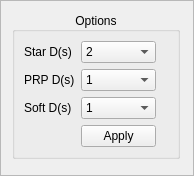
The window that ui/optionsframe.ui (eshenhu/QtDemo) describes before a commit, drawn with Qt 5.
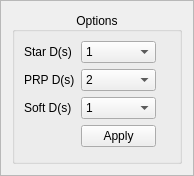
The same window after the commit.

Commit message: [imp] ui impro

Patch:
```diff
--- a/ui/optionsframe.ui
+++ b/ui/optionsframe.ui
@@ -31,8 +31,8 @@
   <property name="frameShadow">
    <enum>QFrame::Raised</enum>
   </property>
-  <layout class="QGridLayout" name="gridLayout">
-   <item row="0" column="0" alignment="Qt::AlignLeft|Qt::AlignTop">
+  <layout class="QVBoxLayout" name="verticalLayout">
+   <item>
     <widget class="QGroupBox" name="groupBox">
      <property name="sizePolicy">
       <sizepolicy hsizetype="Preferred" vsizetype="Preferred">
@@ -74,6 +74,12 @@
       </item>
       <item row="0" column="1">
        <widget class="QComboBox" name="startdelay_comboBox">
+        <property name="sizePolicy">
+         <sizepolicy hsizetype="Expanding" vsizetype="Fixed">
+          <horstretch>0</horstretch>
+          <verstretch>0</verstretch>
+         </sizepolicy>
+        </property>
         <property name="minimumSize">
          <size>
           <width>0</width>
@@ -86,6 +92,11 @@
           <height>16777215</height>
          </size>
         </property>
+        <item>
+         <property name="text">
+          <string>1</string>
+         </property>
+        </item>
         <item>
          <property name="text">
           <string>2</string>
@@ -128,7 +139,7 @@
       <item row="1" column="1">
        <widget class="QComboBox" name="PRP_comboBox">
         <property name="sizePolicy">
-         <sizepolicy hsizetype="Fixed" vsizetype="Fixed">
+         <sizepolicy hsizetype="Expanding" vsizetype="Fixed">
           <horstretch>0</horstretch>
           <verstretch>0</verstretch>
          </sizepolicy>
@@ -145,11 +156,6 @@
           <height>16777215</height>
          </size>
         </property>
-        <item>
-         <property name="text">
-          <string>1</string>
-         </property>
-        </item>
         <item>
          <property name="text">
           <string>2</string>
```
Left out of the diff: 20 changed lines with no effect on the pictures. The commit also changes 5 other files.
